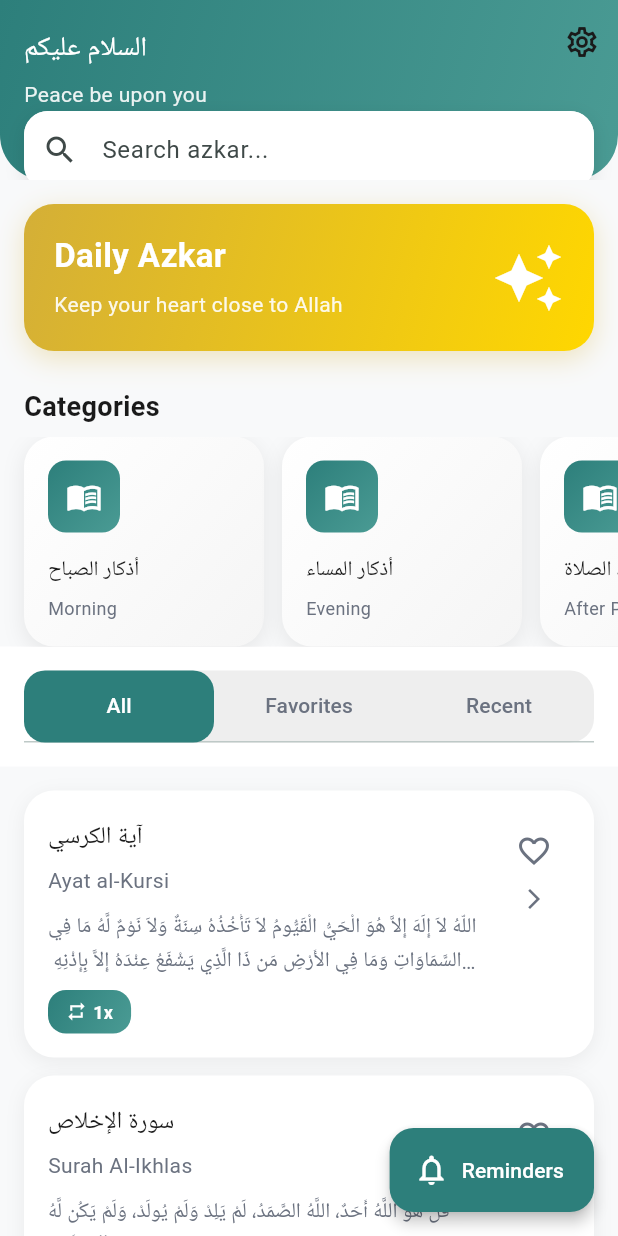
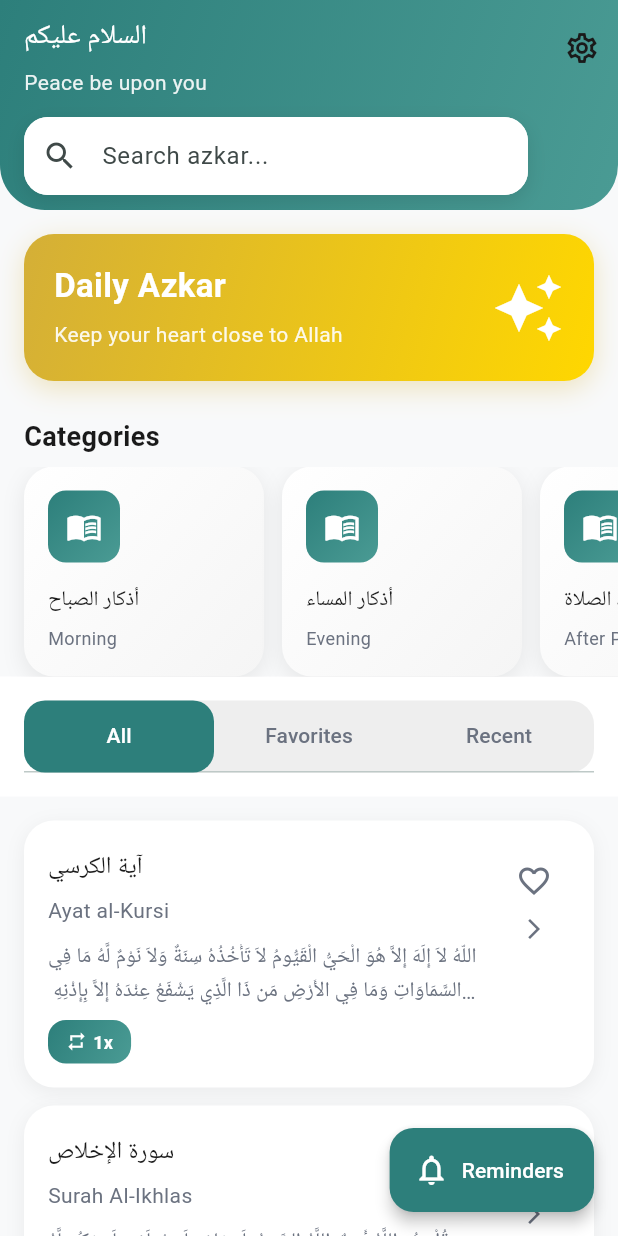
Before and after one commit to khaledebied/bling_azkar, a Flutter app: the screen it shows after launch, on a phone screen of 412 x 824 dp. Run offline on Flutter 3.47's test engine with Material 3 defaults, Android fonts, the phone set to English and light mode, and no system bars; our stand-ins replace dio, flutter_local_notifications, flutter_riverpod, freezed_annotation, hive, hive_flutter and 2 more; missing offline and left inert: audio_session; accounts and stored records are empty; Roboto replaces fonts that are missing (Amiri); statements that could not run were skipped.

Commit message:
feat: Adjust home screen SliverAppBar expanded and collapsed heights and refine internal padding and layout.

```diff
--- a/lib/src/presentation/screens/home_screen.dart
+++ b/lib/src/presentation/screens/home_screen.dart
@@ -75,8 +75,11 @@ class _HomeScreenState extends ConsumerState<HomeScreen>
       snap: true,
       elevation: 0,
       backgroundColor: Colors.transparent,
-      expandedHeight: _isSearching ? 80 : 120,
-      flexibleSpace: FlexibleSpaceBar(
+      expandedHeight: _isSearching ? 100 : 140,
+      collapsedHeight: 70,
+      flexibleSpace: LayoutBuilder(
+        builder: (context, constraints) {
+          return FlexibleSpaceBar(
             background: Container(
               decoration: BoxDecoration(
                 gradient: AppTheme.primaryGradient,
@@ -86,9 +89,11 @@ class _HomeScreenState extends ConsumerState<HomeScreen>
                 ),
               ),
               child: SafeArea(
+                bottom: false,
                 child: Padding(
-              padding: const EdgeInsets.all(16.0),
+                  padding: const EdgeInsets.fromLTRB(16, 8, 60, 16),
                   child: Column(
+                    mainAxisSize: MainAxisSize.min,
                     crossAxisAlignment: CrossAxisAlignment.start,
                     children: [
                       if (!_isSearching) ...[
@@ -105,21 +110,26 @@ class _HomeScreenState extends ConsumerState<HomeScreen>
                             color: Colors.white.withOpacity(0.9),
                           ),
                         ),
+                        const SizedBox(height: 12),
                       ],
-                  const Spacer(),
                       _buildSearchBar(),
                     ],
                   ),
                 ),
               ),
             ),
+          );
+        },
       ),
       actions: [
-        IconButton(
+        Padding(
+          padding: const EdgeInsets.only(top: 8.0),
+          child: IconButton(
             icon: const Icon(Icons.settings_outlined),
             onPressed: () {
               // Navigate to settings
             },
+          ),
         ),
       ],
     );
```
Lines whose indentation alone changed are shown as unchanged.
